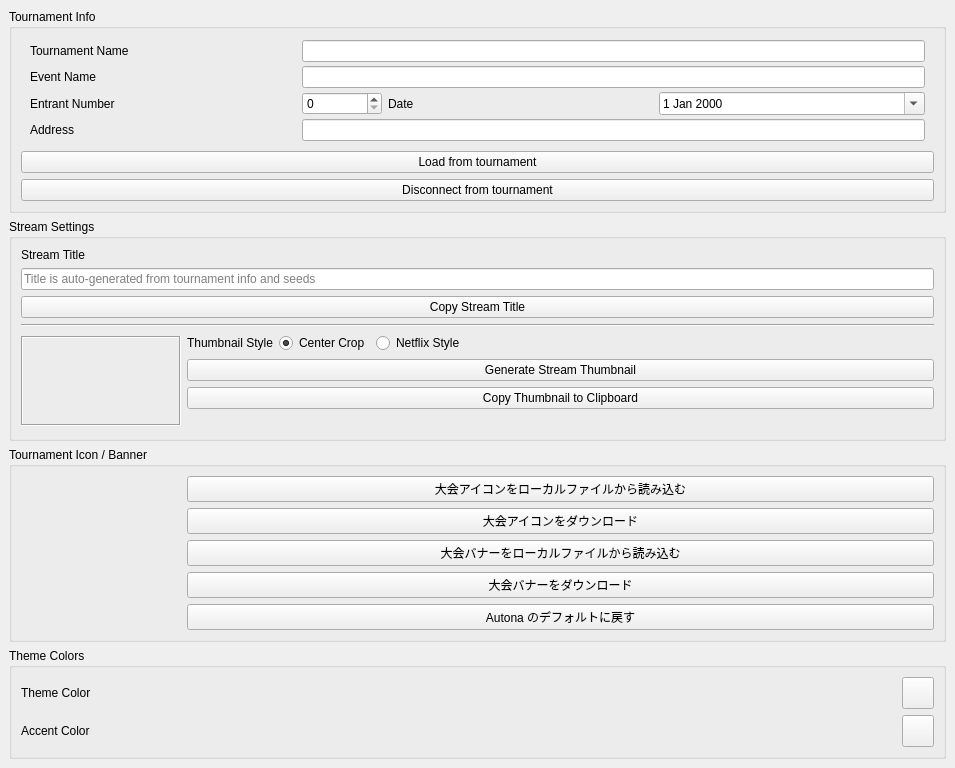
Qt form src/layout/AutonaTournamentInfo.ui (yuya-tagu/Autona) before a commit.
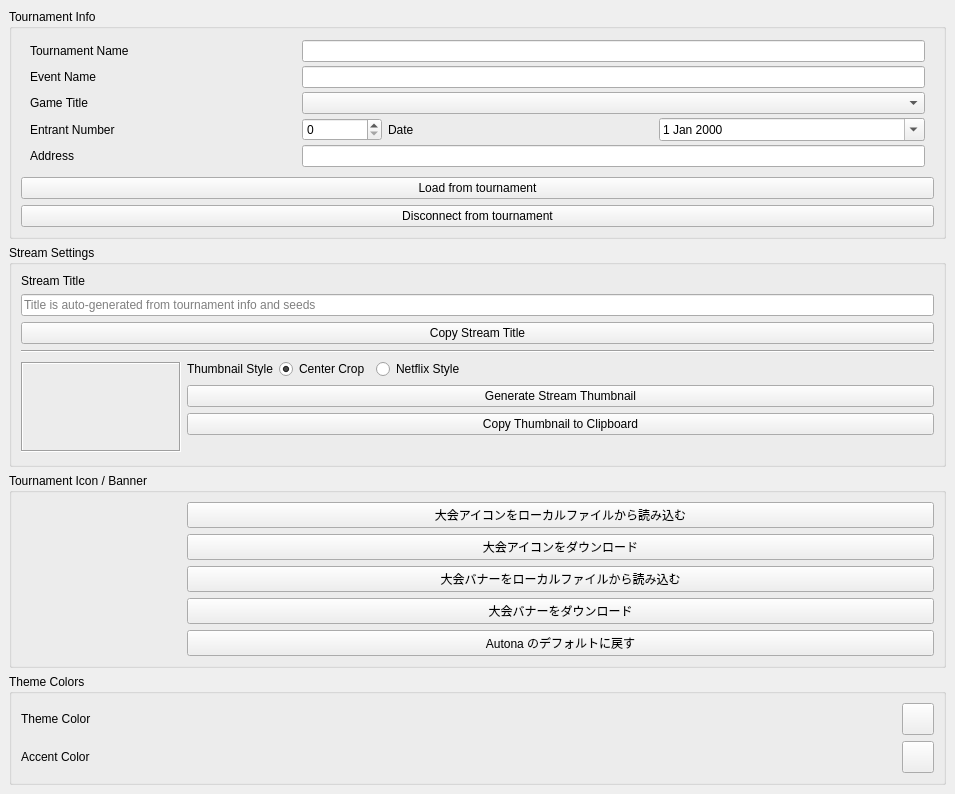
The same form after that commit.

Commit message:
feat(event): 大会情報エリアにゲームタイトル選択を追加
EVENT タブの Tournament Info に Game Title 行を追加。Start.gg から取得した
ゲームを自動反映し、未取得時はドロップダウンで手動選択できるようにした。
これまで Title メニューにのみあったゲーム選択を、より目につく場所に配置。

```diff
--- a/src/layout/AutonaTournamentInfo.ui
+++ b/src/layout/AutonaTournamentInfo.ui
@@ -71,13 +71,30 @@
           <widget class="QLineEdit" name="eventName"/>
          </item>
          <item row="2" column="0">
+          <widget class="QLabel" name="label_game_title">
+           <property name="text">
+            <string>Game Title</string>
+           </property>
+          </widget>
+         </item>
+         <item row="2" column="1" colspan="3">
+          <widget class="QComboBox" name="gameTitleCombo">
+           <property name="sizePolicy">
+            <sizepolicy hsizetype="Expanding" vsizetype="Fixed">
+             <horstretch>0</horstretch>
+             <verstretch>0</verstretch>
+            </sizepolicy>
+           </property>
+          </widget>
+         </item>
+         <item row="3" column="0">
           <widget class="QLabel" name="label_3">
            <property name="text">
             <string>Entrant Number</string>
            </property>
           </widget>
          </item>
-         <item row="2" column="1">
+         <item row="3" column="1">
           <widget class="QSpinBox" name="numEntrants">
            <property name="maximum">
             <number>9999</number>
@@ -90,14 +107,14 @@
            </property>
           </widget>
          </item>
-         <item row="2" column="2">
+         <item row="3" column="2">
           <widget class="QLabel" name="label_date">
            <property name="text">
             <string>Date</string>
            </property>
           </widget>
          </item>
-         <item row="2" column="3">
+         <item row="3" column="3">
           <widget class="QDateEdit" name="startAt">
            <property name="minimumDateTime">
             <datetime>
@@ -120,14 +137,14 @@
            </property>
           </widget>
          </item>
-         <item row="3" column="0">
+         <item row="4" column="0">
           <widget class="QLabel" name="label_4">
            <property name="text">
             <string>Address</string>
            </property>
           </widget>
          </item>
-         <item row="3" column="1" colspan="3">
+         <item row="4" column="1" colspan="3">
           <widget class="QLineEdit" name="address"/>
          </item>
         </layout>
```
The commit also changes 1 other file.
